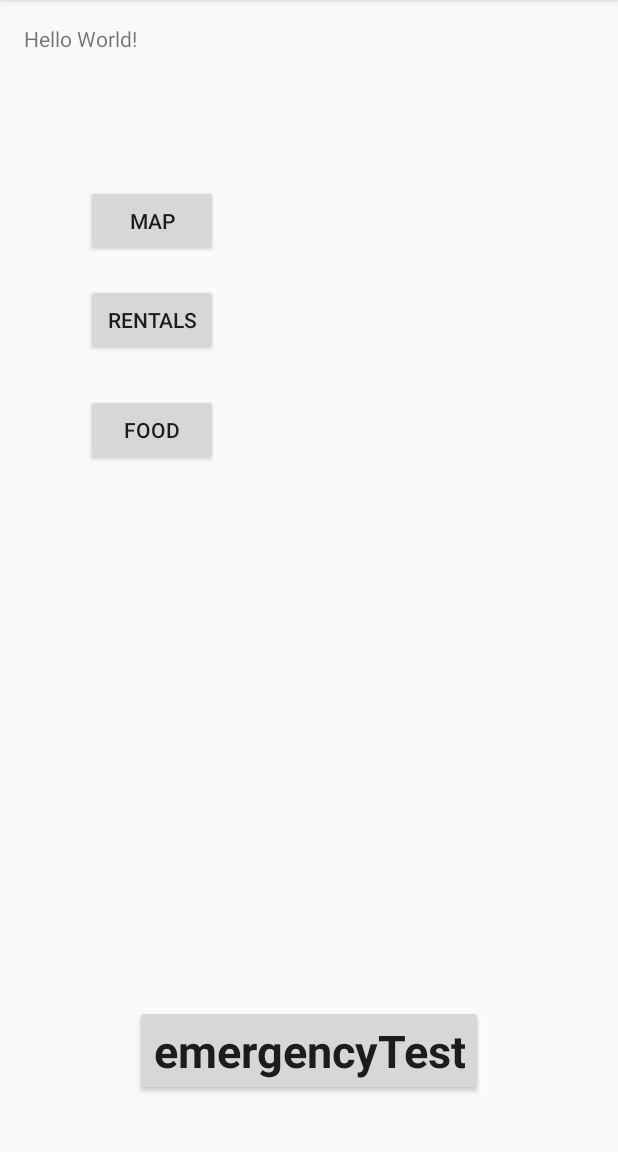
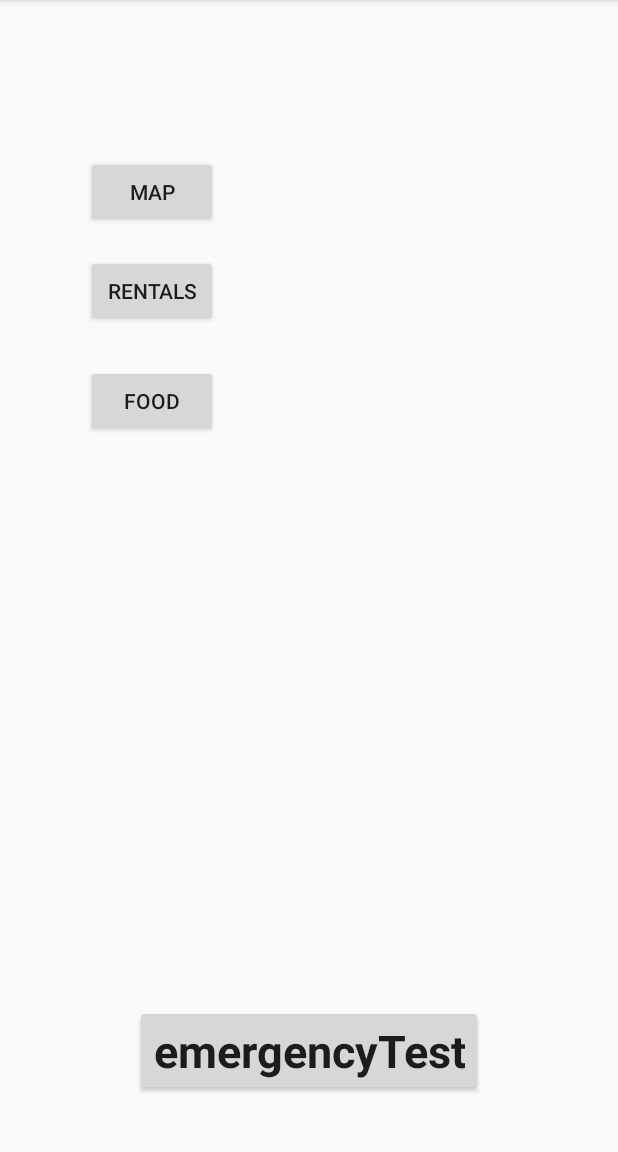
Before and after one commit to NyleVII/SkiHillHCI, an Android app: the screen it shows after launch (MainActivity), on a phone screen of 412 x 824 dp, the part 84-1236 px from its top. Run offline under Robolectric (Android 15) with nearby library versions, the phone set to English and light mode, and no system bars.

Commit message:
Removed "Hello world!" from main screen

```diff
--- a/app/src/main/res/layout/activity_main.xml
+++ b/app/src/main/res/layout/activity_main.xml
@@ -9,15 +9,6 @@
     android:paddingRight="@dimen/activity_horizontal_margin"
     android:paddingTop="@dimen/activity_vertical_margin"
     tools:context="nylecpsc481.skihillhci.MainActivity">
-
-    <TextView
-        android:layout_width="wrap_content"
-        android:layout_height="wrap_content"
-        android:text="Hello World!"
-        android:id="@+id/textView"
-        android:layout_alignParentTop="true"
-        android:layout_alignParentLeft="true"
-        android:layout_alignParentStart="true" />
 
     <Button
         android:text="MAP"
```
